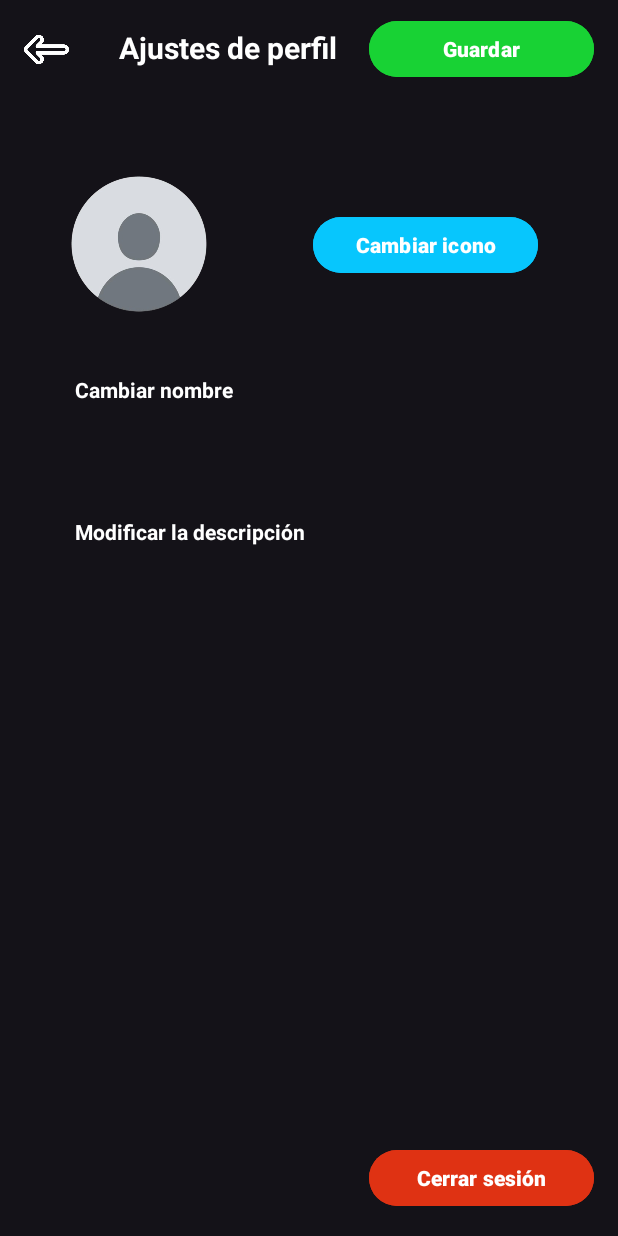
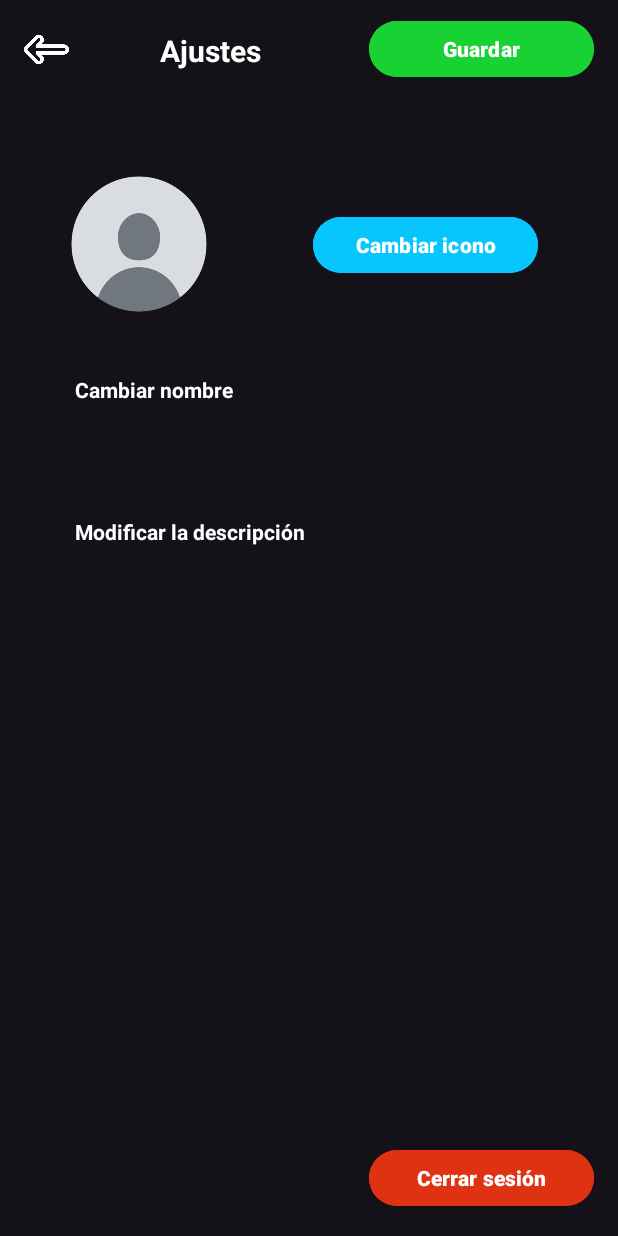
Before and after one commit to DavidOrtizz/TFG-Sora, an Android app: the AjustesActivity screen opened directly, with no data from a screen before it, on a phone screen of 412 x 824 dp. Run offline under Robolectric (Android 15) with nearby library versions, the phone set to English and light mode, and no system bars.

Commit message:
Arreglos visuales app en distintos dispositivos

```diff
--- a/App_Sora/app/src/main/res/layout/activity_ajustes.xml
+++ b/App_Sora/app/src/main/res/layout/activity_ajustes.xml
@@ -12,14 +12,15 @@
         android:id="@+id/textViewModificarPerfil"
         android:layout_width="wrap_content"
         android:layout_height="wrap_content"
-        android:layout_marginTop="18dp"
-        android:layout_marginRight="16dp"
+        android:layout_marginLeft="10dp"
+        android:layout_marginTop="20dp"
+        android:layout_marginRight="25dp"
         android:text="@string/modificarPerfil"
         android:textColor="@color/white"
         android:textSize="20sp"
         android:textStyle="bold"
         app:layout_constraintEnd_toStartOf="@+id/buttonGuardar"
-        app:layout_constraintHorizontal_bias="0.86"
+        app:layout_constraintHorizontal_bias="0.523"
         app:layout_constraintStart_toEndOf="@+id/buttonVolver"
         app:layout_constraintTop_toTopOf="parent" />
 
--- a/App_Sora/app/src/main/res/layout/fragment_contactos.xml
+++ b/App_Sora/app/src/main/res/layout/fragment_contactos.xml
@@ -26,6 +26,7 @@
         android:layout_height="41dp"
         android:layout_marginTop="10dp"
         android:text="@string/agregarAmigo"
+        android:layout_marginRight="25dp"
         app:layout_constraintEnd_toEndOf="parent"
         app:layout_constraintHorizontal_bias="0.483"
         app:layout_constraintStart_toEndOf="@+id/textViewTitulo"
--- a/App_Sora/app/src/main/res/layout/fragment_grupos.xml
+++ b/App_Sora/app/src/main/res/layout/fragment_grupos.xml
@@ -25,6 +25,7 @@
         android:layout_width="187dp"
         android:layout_height="41dp"
         android:layout_marginTop="10dp"
+        android:layout_marginRight="25dp"
         android:text="@string/agregarGrupo"
         app:layout_constraintEnd_toEndOf="parent"
         app:layout_constraintHorizontal_bias="0.483"
--- a/App_Sora/app/src/main/res/values/strings.xml
+++ b/App_Sora/app/src/main/res/values/strings.xml
@@ -28,7 +28,7 @@
     <string name="agregarAmigo">Añadir contacto</string>
     <string name="agregarGrupo">Añadir grupo</string>
     <string name="buscar">Buscar</string>
-    <string name="modificarPerfil">Ajustes de perfil</string>
+    <string name="modificarPerfil">Ajustes</string>
     <string name="guardar">Guardar</string>
 
     <string name="errorRegistrarse">Ha ocurrido un error al registrarse</string>
```
Also changed, not shown: App_Sora/app/src/main/res/layout/fragment_perfil.xml (+26 -16 lines), 4 other files.
